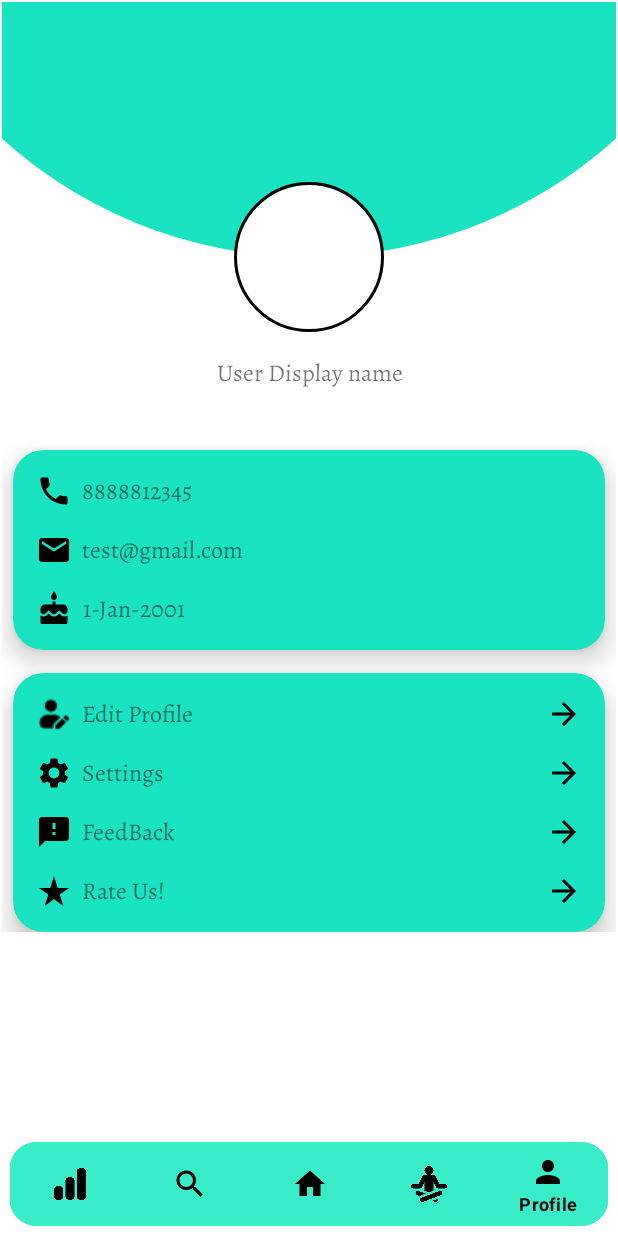
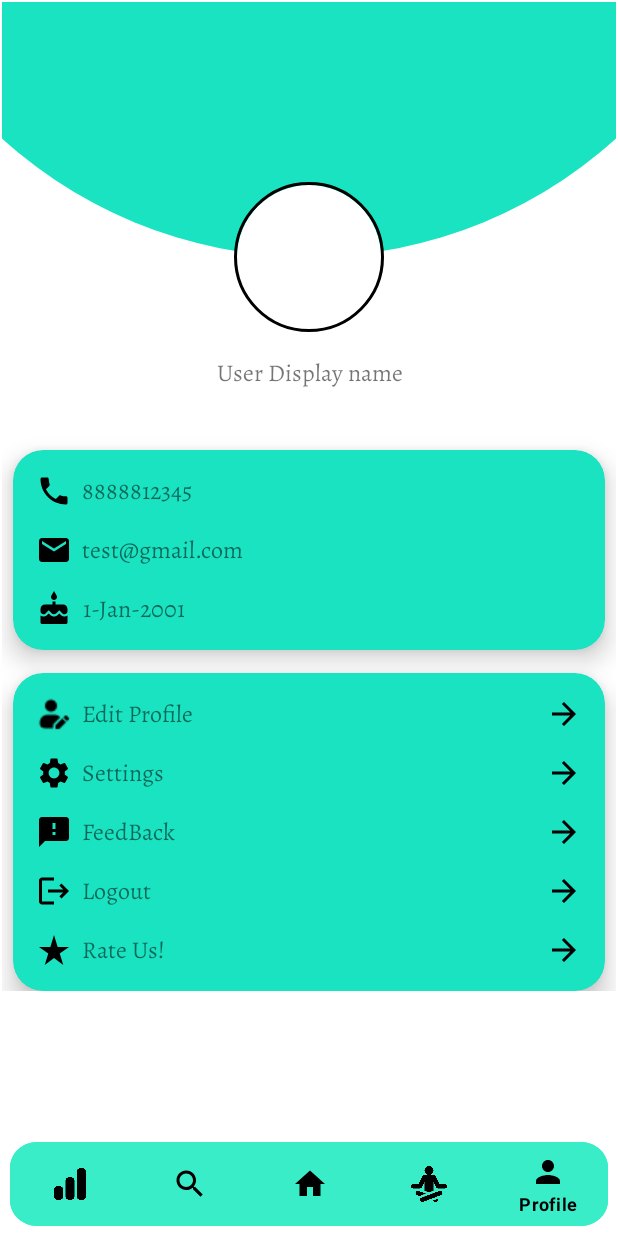
Before and after one commit to omkar273/DigiYoga, an Android app: the screen it shows after launch once a user with an empty profile is signed in (HomePageActivity), item 5 of the bottom bar chosen, on a phone screen of 412 x 824 dp. Run offline under Robolectric (Android 15) with nearby library versions, the phone set to English and light mode, and no system bars; our stand-ins replace CircleImageView, Firebase (no records; nobody signed in at launch, a user with empty details on screens opened directly), sdp/ssp sizes; libraries missing offline, so code that uses them is left out: com.facebook, com.facebook.login; 1 statement that could not run was skipped.

Commit message:
completed profile section logout
Signed-off-by: omkar sonawane <omkarsonawane62@gmail.com>

```diff
--- /dev/null
+++ b/app/src/main/res/drawable/logout_icon.xml
@@ -0,0 +1,11 @@
+<vector xmlns:android="http://schemas.android.com/apk/res/android"
+    android:width="24dp"
+    android:height="24dp"
+    android:autoMirrored="true"
+    android:tint="#000000"
+    android:viewportWidth="24"
+    android:viewportHeight="24">
+    <path
+        android:fillColor="@android:color/white"
+        android:pathData="M17,7l-1.41,1.41L18.17,11H8v2h10.17l-2.58,2.58L17,17l5,-5zM4,5h8V3H4c-1.1,0 -2,0.9 -2,2v14c0,1.1 0.9,2 2,2h8v-2H4V5z" />
+</vector>
--- a/app/src/main/res/layout/fragment_profile.xml
+++ b/app/src/main/res/layout/fragment_profile.xml
@@ -183,6 +183,7 @@
                             android:padding="@dimen/_15sdp">
 
                             <TextView
+                                android:id="@+id/edit_profile"
                                 android:layout_width="match_parent"
                                 android:layout_height="wrap_content"
                                 android:layout_marginBottom="@dimen/_15sdp"
@@ -201,6 +202,7 @@
                                 app:layout_constraintTop_toTopOf="parent" />
 
                             <TextView
+                                android:id="@+id/settings"
                                 android:layout_width="match_parent"
                                 android:layout_height="wrap_content"
                                 android:layout_marginBottom="@dimen/_15sdp"
@@ -219,6 +221,7 @@
                                 app:layout_constraintTop_toTopOf="parent" />
 
                             <TextView
+                                android:id="@+id/feedback"
                                 android:layout_width="match_parent"
                                 android:layout_height="wrap_content"
                                 android:layout_marginBottom="@dimen/_15sdp"
@@ -238,6 +241,26 @@
 
 
                             <TextView
+                                android:id="@+id/logout"
+                                android:layout_width="match_parent"
+                                android:layout_height="wrap_content"
+                                android:layout_marginBottom="@dimen/_15sdp"
+                                android:clickable="true"
+                                android:drawableStart="@drawable/logout_icon"
+                                android:drawableEnd="@drawable/arrow_forward"
+                                android:drawableTint="@color/black"
+                                android:fontFamily="@font/alegreya_regular"
+                                android:gravity="center_vertical"
+                                android:onClick="onclick"
+                                android:text="  Logout"
+                                android:textSize="@dimen/_16sdp"
+                                app:layout_constraintEnd_toEndOf="parent"
+                                app:layout_constraintHorizontal_bias="0.054"
+                                app:layout_constraintStart_toStartOf="parent"
+                                app:layout_constraintTop_toTopOf="parent" />
+
+                            <TextView
+                                android:id="@+id/rate_us"
                                 android:layout_width="match_parent"
                                 android:layout_height="wrap_content"
                                 android:clickable="true"
```
Also changed, not shown: app/src/main/java/desno/hackathon/omkar/digiyoga/HomePageActivity.java (+50 -10 lines), app/src/main/res/layout/activity_login.xml (+11 -7 lines).
